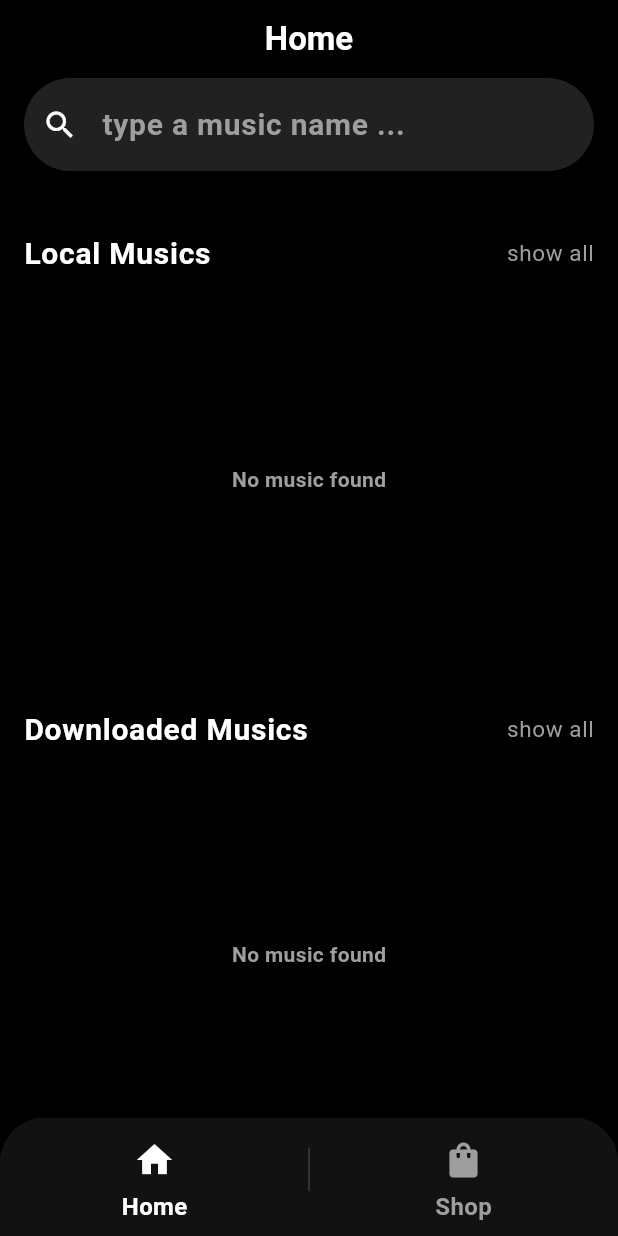
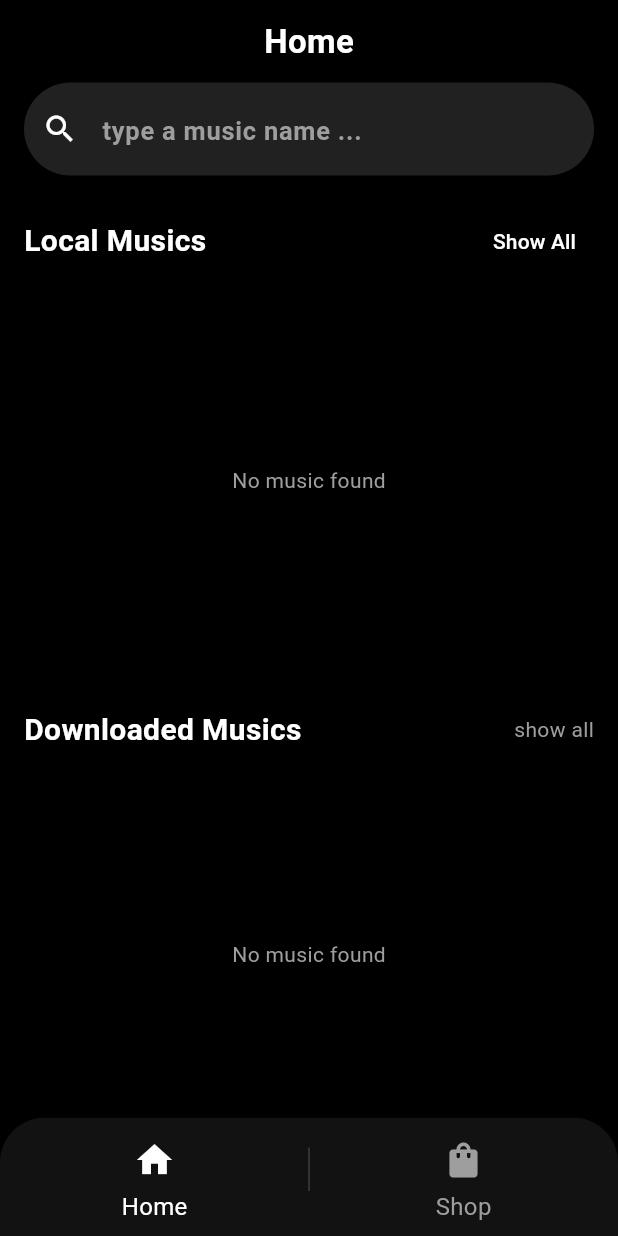
Before and after one commit to HosseinBadr404/music_player, a Flutter app: the screen it shows after launch, on a phone screen of 412 x 824 dp. Run offline on Flutter 3.47's test engine with Material 3 defaults, Android fonts, the phone set to English and light mode, and no system bars; our stand-ins replace just_audio, permission_handler; Roboto replaces fonts that are missing (Lora, Poppins).

Commit message:
main update ( font changes ,.. )

```diff
--- a/lib/main.dart
+++ b/lib/main.dart
@@ -1,15 +1,15 @@
 import 'dart:io';
 import 'package:flutter/material.dart';
-import 'package:google_fonts/google_fonts.dart';
 import 'package:just_audio/just_audio.dart';
 import 'package:path_provider/path_provider.dart';
 import 'package:permission_handler/permission_handler.dart';
 
 import 'PlayerPage.dart';
+import 'SignIn.dart';
+import 'ShowAllPage.dart';
 
 // پخش‌کننده مشترک برای همه صفحات
 final AudioPlayer globalAudioPlayer = AudioPlayer();
-// برای ردیابی موزیک در حال پخش
 String? currentAudioPath;
 
 void main() {
@@ -25,12 +25,21 @@ class MusicApp extends StatelessWidget {
       home: const HomePage(),
       debugShowCheckedModeBanner: false,
       theme: ThemeData.dark().copyWith(
-        textTheme: GoogleFonts.balooBhaijaan2TextTheme(
-          ThemeData.dark().textTheme.copyWith(
-            bodySmall: TextStyle(fontSize: 15, fontWeight: FontWeight.w400),
-            bodyMedium: TextStyle(fontWeight: FontWeight.w600),
-            bodyLarge: TextStyle(fontSize: 20, fontWeight: FontWeight.w700),
-            titleLarge: TextStyle(fontSize: 22, fontWeight: FontWeight.w700),
+        textTheme: ThemeData.dark().textTheme.copyWith(
+          bodySmall: TextStyle(
+            fontSize: 15,
+            fontWeight: FontWeight.w400,
+            fontFamily: 'Poppins',
+          ),
+          bodyLarge: TextStyle(
+            fontSize: 20,
+            fontWeight: FontWeight.w700,
+            fontFamily: 'Lora',
+          ),
+          titleLarge: TextStyle(
+            fontSize: 22,
+            fontWeight: FontWeight.w700,
+            fontFamily: 'Lora',
           ),
         ),
       ),
@@ -56,21 +65,17 @@ class _HomePageState extends State<HomePage> {
   }
 
   Future<void> _requestPermissionsAndLoadMusic() async {
-    // درخواست مجوز دسترسی به فایل‌های صوتی
     final permissionStatus = await Permission.audio.request();
     if (permissionStatus.isGranted) {
-      print('Audio permission granted');
-      await _loadMusicFiles();
+      _loadMusicFiles();
     } else if (permissionStatus.isDenied) {
-      print('Audio permission denied');
       ScaffoldMessenger.of(context).showSnackBar(
-        SnackBar(content: Text('Audio permission is required to load music')),
+        SnackBar(content: Text('Audio permission is required')),
       );
     } else if (permissionStatus.isPermanentlyDenied) {
-      print('Audio permission permanently denied');
       ScaffoldMessenger.of(context).showSnackBar(
         SnackBar(
-          content: Text('Audio permission is permanently denied. Please enable it in settings.'),
+          content: Text('Please enable audio permission in settings.'),
           action: SnackBarAction(
             label: 'Settings',
             onPressed: () => openAppSettings(),
@@ -84,28 +89,18 @@ class _HomePageState extends State<HomePage> {
     List<MusicCard> local = [];
     List<MusicCard> downloaded = [];
 
-    try {
-      // مسیرهای استاندارد موزیک و دانلود
-      Directory? musicDir = Directory('/storage/emulated/0/Music/musics');
-      Directory? downloadDir = Directory('/storage/emulated/0/Download/dmusics');
+    Directory musicDir = Directory('/storage/emulated/0/Music/musics');
+    Directory downloadDir = Directory('/storage/emulated/0/Download/dmusics');
 
-      // اگه مسیرهای استاندارد وجود نداشتن، از path_provider استفاده کن
     if (!await musicDir.exists()) {
       final externalDir = await getExternalStorageDirectory();
       musicDir = Directory('${externalDir?.path ?? ''}/musics');
-        print('Fallback to external storage: ${musicDir.path}');
     }
     if (!await downloadDir.exists()) {
       final dlDir = await getDownloadsDirectory();
       downloadDir = Directory('${dlDir?.path ?? ''}/dmusics');
-        print('Fallback to download directory: ${downloadDir.path}');
     }
 
-      // دیباگ: نمایش مسیرهای بررسی‌شده
-      print('Checking music directory: ${musicDir.path}');
-      print('Checking download directory: ${downloadDir.path}');
-
-      // لود موزیک‌های محلی
     if (await musicDir.exists()) {
       await for (var file in musicDir.list(recursive: false)) {
         if (file is File && file.path.toLowerCase().endsWith('.mp3')) {
@@ -118,12 +113,8 @@ class _HomePageState extends State<HomePage> {
           ));
         }
       }
-        print('Found ${local.length} local music files');
-      } else {
-        print('Music directory does not exist: ${musicDir.path}');
     }
 
-      // لود موزیک‌های دانلود‌شده
     if (await downloadDir.exists()) {
       await for (var file in downloadDir.list(recursive: false)) {
         if (file is File && file.path.toLowerCase().endsWith('.mp3')) {
@@ -136,25 +127,12 @@ class _HomePageState extends State<HomePage> {
           ));
         }
       }
-        print('Found ${downloaded.length} downloaded music files');
-      } else {
-        print('Download directory does not exist: ${downloadDir.path}');
-      }
-    } catch (e) {
-      print('Error loading music files: $e');
-      if (mounted) {
-        ScaffoldMessenger.of(context).showSnackBar(
-          SnackBar(content: Text('Error loading music: $e')),
-        );
-      }
     }
 
-    if (mounted) {
     setState(() {
       localMusics = local;
       downloadedMusics = downloaded;
     });
-    }
   }
 
   @override
@@ -175,6 +153,11 @@ class _HomePageState extends State<HomePage> {
               iconSize: 28,
               selectedFontSize: 16,
               unselectedFontSize: 16,
+              onTap: (index) {
+                if (index == 1) {
+                  Navigator.push(context, MaterialPageRoute(builder: (context) => SignIn()));
+                }
+              },
               items: [
                 BottomNavigationBarItem(
                   label: 'Home',
@@ -210,14 +193,29 @@ class _HomePageState extends State<HomePage> {
           child: ListView(
             children: [
               Center(
-                child: Text("Home", style: Theme.of(context).textTheme.titleLarge),
+                child: Text(
+                  "Home",
+                  style: TextStyle(
+                    fontFamily: 'Lora',
+                    fontSize: 22,
+                    fontWeight: FontWeight.bold,
+                    color: Colors.white,
+                  ),
+                ),
               ),
               SizedBox(height: 12),
               TextField(
-                style: TextStyle(color: Colors.white),
+                style: TextStyle(
+                  color: Colors.white,
+                  fontFamily: 'Poppins',
+                ),
                 decoration: InputDecoration(
                   hintText: 'type a music name ...',
-                  hintStyle: TextStyle(color: Colors.grey),
+                  hintStyle: TextStyle(
+                    color: Colors.grey,
+                    fontFamily: 'Poppins',
+                    fontSize: 17,
+                  ),
                   prefixIcon: Icon(Icons.search, color: Colors.white),
                   filled: true,
                   fillColor: Colors.grey.shade900,
@@ -227,41 +225,104 @@ class _HomePageState extends State<HomePage> {
                   ),
                 ),
               ),
-              SizedBox(height: 40),
-              sectionTitle(context, "Local Musics"),
+              SizedBox(height: 20),
+              Row(
+                mainAxisAlignment: MainAxisAlignment.spaceBetween,
+                children: [
+                  Text(
+                    "Local Musics",
+                    style: TextStyle(
+                      fontFamily: 'Lora',
+                      fontSize: 20,
+                      fontWeight: FontWeight.bold,
+                      color: Colors.white,
+                    ),
+                  ),
+                  TextButton(
+                    onPressed: () {
+                      Navigator.push(
+                        context,
+                        MaterialPageRoute(
+                          builder: (_) => ShowAllPage(
+                            title: "Show All Local Musics",
+                            isLocal: true,
+                          ),
+                        ),
+                      );
+                    },
+                    child: Text(
+                      "Show All",
+                      style: TextStyle(color: Colors.white),
+                    ),
+                  ),
+
+                ],
+              ),
               SizedBox(height: 8),
-              musicList(localMusics),
+              SizedBox(
+                height: 255,
+                child: localMusics.isEmpty
+                    ? Center(
+                  child: Text(
+                    'No music found',
+                    style: TextStyle(
+                      color: Colors.grey,
+                      fontFamily: 'Poppins',
+                    ),
+                  ),
+                )
+                    : ListView.separated(
+                  scrollDirection: Axis.horizontal,
+                  itemCount: localMusics.length,
+                  separatorBuilder: (context, index) => SizedBox(width: 14),
+                  itemBuilder: (context, index) => localMusics[index],
+                ),
+              ),
               SizedBox(height: 24),
-              sectionTitle(context, "Downloaded Musics"),
+              Row(
+                mainAxisAlignment: MainAxisAlignment.spaceBetween,
+                children: [
+                  Text(
+                    "Downloaded Musics",
+                    style: TextStyle(
+                      fontFamily: 'Lora',
+                      fontSize: 20,
+                      fontWeight: FontWeight.bold,
+                      color: Colors.white,
+                    ),
+                  ),
+                  Text(
+                    "show all",
+                    style: TextStyle(
+                      color: Colors.grey,
+                      fontFamily: 'Poppins',
+                    ),
+                  ),
+                ],
+              ),
               SizedBox(height: 8),
-              musicList(downloadedMusics),
+              SizedBox(
+                height: 255,
+                child: downloadedMusics.isEmpty
+                    ? Center(
+                  child: Text(
+                    'No music found',
+                    style: TextStyle(
+                      color: Colors.grey,
+                      fontFamily: 'Poppins',
+                    ),
+                  ),
+                )
+                    : ListView.separated(
+                  scrollDirection: Axis.horizontal,
+                  itemCount: downloadedMusics.length,
+                  separatorBuilder: (context, index) => SizedBox(width: 14),
+                  itemBuilder: (context, index) => downloadedMusics[index],
+                ),
+              ),
             ],
           ),
         ),
-      ),
-    );
-  }
-
-  Widget sectionTitle(BuildContext context, String title) {
-    return Row(
-      mainAxisAlignment: MainAxisAlignment.spaceBetween,
-      children: [
-        Text(title, style: Theme.of(context).textTheme.bodyLarge),
-        Text("show all", style: Theme.of(context).textTheme.bodySmall?.copyWith(color: Colors.grey)),
-      ],
-    );
-  }
-
-  Widget musicList(List<MusicCard> cards) {
-    return SizedBox(
-      height: 255,
-      child: cards.isEmpty
-          ? Center(child: Text('No music found', style: TextStyle(color: Colors.grey)))
-          : ListView.separated(
-        scrollDirection: Axis.horizontal,
-        itemCount: cards.length,
-        separatorBuilder: (context, index) => SizedBox(width: 14),
-        itemBuilder: (context, index) => cards[index],
       ),
     );
   }
@@ -292,11 +353,9 @@ class _MusicCardState extends State<MusicCard> {
   void initState() {
     super.initState();
     globalAudioPlayer.positionStream.listen((position) {
-      if (mounted) {
       setState(() {
         _position = position;
       });
-      }
     });
   }
 
@@ -310,16 +369,11 @@ class _MusicCardState extends State<MusicCard> {
         await globalAudioPlayer.setFilePath(widget.audioPath);
         await globalAudioPlayer.play();
       }
-      if (mounted) {
       setState(() {});
-      }
     } catch (e) {
-      print('Error playing music: $e');
-      if (mounted) {
       ScaffoldMessenger.of(context).showSnackBar(
-          SnackBar(content: Text('Error playing music: $e')),
+        SnackBar(content: Text('Error playing music')),
       );
-      }
     }
   }
 
@@ -394,14 +448,23 @@ class _MusicCardState extends State<MusicCard> {
                           children: [
                             Text(
                               widget.title,
-                              style: Theme.of(context).textTheme.bodyLarge,
+                              style: TextStyle(
+                                fontFamily: 'Lora',
+                                fontSize: 16,
+                                fontWeight: FontWeight.bold,
+                                color: Colors.white,
+                              ),
                               maxLines: 1,
                               overflow: TextOverflow.ellipsis,
                             ),
                             SizedBox(height: 4),
                             Text(
                               widget.artist,
-                              style: Theme.of(context).textTheme.bodySmall?.copyWith(color: Colors.grey),
+                              style: TextStyle(
+                                fontFamily: 'Poppins',
+                                fontSize: 14,
+                                color: Colors.grey,
+                              ),
                               maxLines: 1,
                               overflow: TextOverflow.ellipsis,
                             ),
```
Lines whose indentation alone changed are shown as unchanged.
